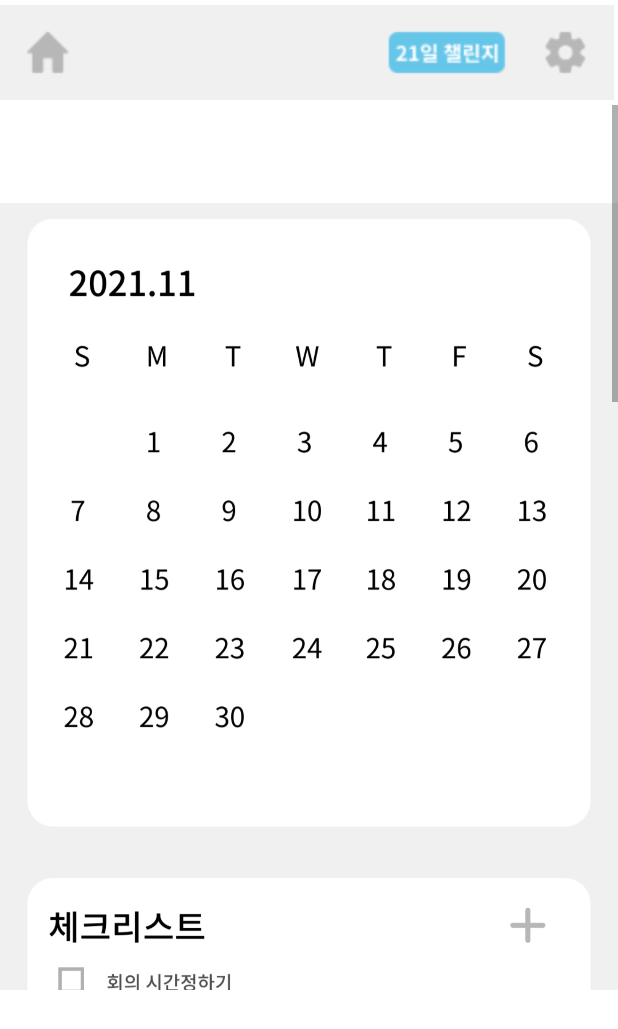
After one commit to bee-p/Plan-et, an Android app: the layout calenderhome.xml on its own in the app's theme, with its tools: preview values and no code run, on a phone screen of 412 x 824 dp. The commit adds this screen. Shown: the top 1029 px of the screen. Run offline under Robolectric (Android 15) with nearby library versions, the phone set to English and light mode, and no system bars.

Commit message:
add:캘린더 상단바, 중간부분, 스크롤 구현,하단바 아직

```diff
--- /dev/null
+++ b/app/src/main/res/layout/calenderhome.xml
@@ -0,0 +1,120 @@
+<?xml version="1.0" encoding="utf-8"?>
+<FrameLayout xmlns:android="http://schemas.android.com/apk/res/android"
+    xmlns:app="http://schemas.android.com/apk/res-auto"
+    android:layout_width="match_parent"
+    android:layout_height="match_parent"
+    android:orientation="horizontal">
+
+
+    <LinearLayout
+        android:layout_width="wrap_content"
+        android:layout_height="wrap_content"
+        android:orientation="vertical">
+
+        <FrameLayout
+            android:layout_width="wrap_content"
+            android:layout_height="wrap_content">
+
+            <ImageView
+                android:id="@+id/imageView10"
+                android:layout_width="409dp"
+                android:layout_height="70dp"
+                app:srcCompat="@drawable/topbar2"
+
+                />
+
+            <Button
+                android:id="@+id/home_button"
+                android:layout_width="50dp"
+                android:layout_height="70dp"
+
+                android:background="#00ff0000" />
+
+            <Button
+                android:id="@+id/ch21_button"
+                android:layout_width="100dp"
+                android:layout_height="wrap_content"
+                android:layout_alignParentLeft="true"
+                android:layout_alignParentTop="true"
+                android:layout_marginLeft="250dp"
+                android:layout_marginTop="10dp"
+
+                android:background="#00ff0000" />
+
+            <Button
+                android:id="@+id/set_button"
+                android:layout_width="50dp"
+                android:layout_height="wrap_content"
+                android:layout_alignParentLeft="true"
+                android:layout_alignParentTop="true"
+                android:layout_marginLeft="350dp"
+                android:layout_marginTop="10dp"
+
+                android:background="#00ff0000" />
+
+
+            <ScrollView
+
+                android:layout_width="wrap_content"
+                android:layout_height="590dp"
+                android:layout_marginTop="70dp"
+                android:clipToOutline="true">
+
+                <ImageView
+                    android:id="@+id/imageView4"
+                    android:layout_width="match_parent"
+                    android:layout_height="500dp"
+                    android:layout_alignParentLeft="true"
+                    android:layout_alignParentTop="true"
+                    android:layout_marginLeft="0dp"
+                    android:layout_marginTop="-692dp"
+                    android:clipToOutline="true"
+
+                    app:srcCompat="@drawable/calender_mid" />
+            </ScrollView>
+        </FrameLayout>
+
+    </LinearLayout>
+
+
+
+
+</FrameLayout>
+
+
+
+
+
+
+
+
+
+<!--<FrameLayout-->
+<!--    xmlns:android="http://schemas.android.com/apk/res/android"-->
+<!--    xmlns:app="http://schemas.android.com/apk/res-auto"-->
+<!--    android:layout_width="match_parent"-->
+<!--    android:layout_height="match_parent">-->
+
+<!--    <LinearLayout-->
+<!--        android:layout_width="match_parent"-->
+<!--        android:layout_height="wrap_content"-->
+<!--        android:orientation="vertical"-->
+
+<!--        >-->
+<!--        -->
+<!--        <ScrollView-->
+<!--            android:layout_width="match_parent"-->
+<!--            android:layout_height="match_parent">-->
+<!--            -->
+<!--        <ImageView-->
+<!--            android:id="@+id/imageView2"-->
+<!--            android:layout_width="match_parent"-->
+<!--            android:layout_height="match_parent"-->
+<!--            app:srcCompat="@drawable/calenderhome" />-->
+<!--            -->
+<!--        </ScrollView>-->
+
+<!--    </LinearLayout>-->
+
+
+<!--</FrameLayout>-->
--- a/app/src/main/res/layout/fragment_calender.xml
+++ b/app/src/main/res/layout/fragment_calender.xml
@@ -5,10 +5,11 @@
     android:layout_height="match_parent"
     tools:context=".Calender">
 
-    <!-- TODO: Update blank fragment layout -->
-    <TextView
+
+    <LinearLayout
         android:layout_width="match_parent"
         android:layout_height="match_parent"
-        android:text="@string/hello_blank_fragment" />
+        android:orientation="vertical">
 
+    </LinearLayout>
 </FrameLayout>
--- a/app/src/main/res/values/styles.xml
+++ b/app/src/main/res/values/styles.xml
@@ -2,7 +2,7 @@
 <resources>
 	<!-- activity_mainhome styles -->
 
-	<style name="AppTheme" parent="Theme.AppCompat.Light.DarkActionBar">
+	<style name="AppTheme" parent="Theme.AppCompat.Light.NoActionBar">
 		<item name="colorPrimary">@color/colorPrimary</item>
 		<item name="colorPrimaryDark">@color/colorPrimaryDark</item>
 		<item name="colorAccent">@color/colorAccent</item>
```
Also changed, not shown: app/src/main/res/drawable/calender_mid.jpg (added), app/src/main/res/drawable/topbar2.png (added).
